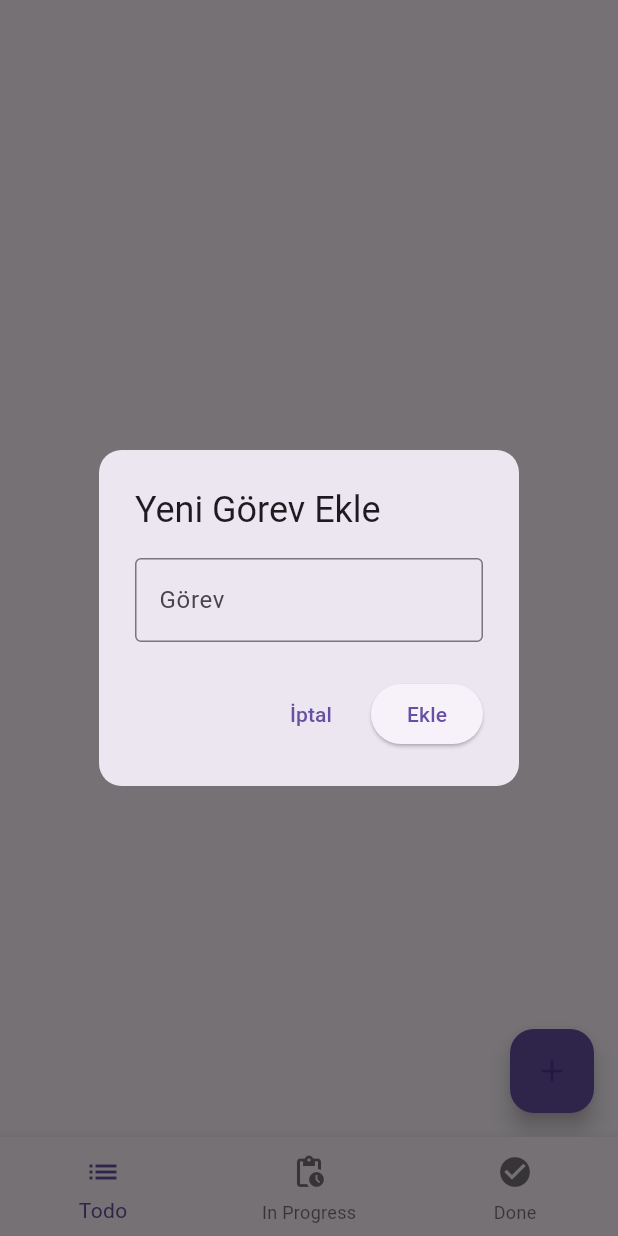
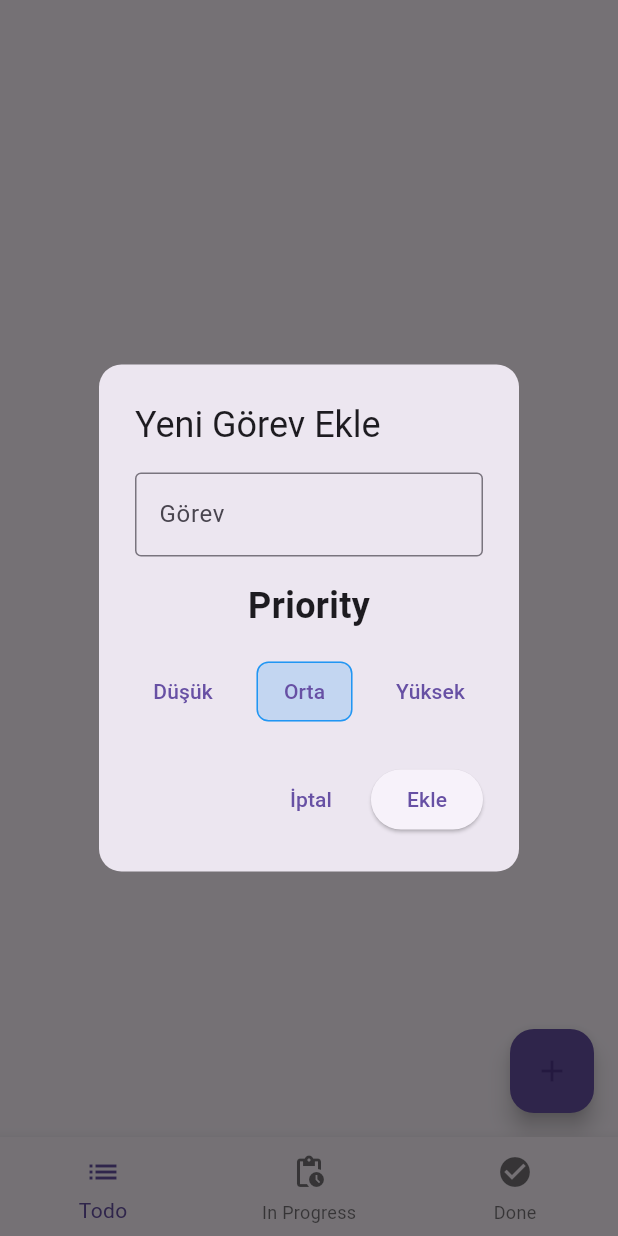
Before and after one commit to MertAliUzun/todo_app, a Flutter app: the screen it shows after launch, after a tap on the "add" icon, on a phone screen of 412 x 824 dp. Run offline on Flutter 3.47's test engine with Material 3 defaults, Android fonts, the phone set to English and light mode, and no system bars; our stand-ins replace flutter_bloc, isar; missing offline and left inert: safe_int_id; accounts and stored records are empty; generated files the repository leaves out were written again.

Commit message:
v 0.7 (added priority to model, priority can be choosen while adding todo, todo card shows priority now)

```diff
--- a/lib/data/models/isar_todo.dart
+++ b/lib/data/models/isar_todo.dart
@@ -9,6 +9,7 @@ class TodoIsar {
   late String text;
   late String completionState;
   late DateTime createdAt;
+  late int priority;
 
   Todo toDomain() {
     return Todo(
@@ -16,6 +17,7 @@ class TodoIsar {
       text: text,
       completionState: completionState,
       createdAt: createdAt,
+      priority: priority,
     );
   }
 
@@ -24,6 +26,7 @@ class TodoIsar {
       ..id = todo.id
       ..text = todo.text
       ..completionState = todo.completionState
-      ..createdAt = todo.createdAt;
+      ..createdAt = todo.createdAt
+      ..priority = todo.priority;
   }
 }
--- a/lib/domain/models/todo.dart
+++ b/lib/domain/models/todo.dart
@@ -3,25 +3,27 @@ class Todo {
   final String text;
   final String completionState;
   final DateTime createdAt;
+  final int priority;
 
   Todo({
     required this.id,
     required this.text,
     this.completionState = 'todo',
     required this.createdAt,
+    required this.priority,
   });
 
 
 
   Todo stateToTodo () {
-    return Todo(id: id, text: text, completionState: 'todo', createdAt: DateTime.now());
+    return Todo(id: id, text: text, completionState: 'todo', createdAt: DateTime.now(), priority: priority);
   }
 
   Todo stateToInProgress () {
-    return Todo(id: id, text: text, completionState: 'inProgress', createdAt: DateTime.now());
+    return Todo(id: id, text: text, completionState: 'inProgress', createdAt: DateTime.now(), priority: priority);
   }
 
   Todo stateToDone () {
-    return Todo(id: id, text: text, completionState: 'done', createdAt: DateTime.now());
+    return Todo(id: id, text: text, completionState: 'done', createdAt: DateTime.now(), priority: priority);
   }
 }
--- a/lib/presentation/todo_cubit.dart
+++ b/lib/presentation/todo_cubit.dart
@@ -34,10 +34,10 @@ class TodoCubit extends Cubit<List<Todo>> {
     loadTodos();
   }
 
-  Future<void> addTodo(String text) async {
+  Future<void> addTodo(String _text, int _priority) async {
     //create a new todo with a unique id
     final id = safeIntId.getId();
-    final newTodo = Todo(id: id, text: text, createdAt: DateTime.now());  //DateTime.now().millisecondsSinceEpoch
+    final newTodo = Todo(id: id, text: _text, createdAt: DateTime.now(), priority: _priority);  //DateTime.now().millisecondsSinceEpoch
     await todoRepo.addTodo(newTodo);
     //reload
 
--- a/lib/presentation/todo_view.dart
+++ b/lib/presentation/todo_view.dart
@@ -2,27 +2,110 @@ import 'package:flutter/material.dart';
 import 'package:flutter_bloc/flutter_bloc.dart';
 import 'package:todo_app/domain/models/todo.dart';
 import 'package:todo_app/presentation/todo_cubit.dart';
+import 'package:todo_app/presentation/widgets/todo_card_widget.dart';
 
-class TodoView extends StatelessWidget {
+class TodoView extends StatefulWidget {
   final int selectedIndex;
 
   const TodoView({super.key, required this.selectedIndex});
 
+  @override
+  State<TodoView> createState() => _TodoViewState();
+}
+
+class _TodoViewState extends State<TodoView> {
   void _showAddTodoBox(BuildContext context) {
     final todoCubit = context.read<TodoCubit>();
     final textController = TextEditingController();
+    int selectedPriority = 1; // Default olarak Medium (1) seçili
 
     showDialog(
       context: context,
-      builder: (context) => AlertDialog(
+      builder: (context) {
+        return StatefulBuilder(
+          builder: (context, setState) {
+            return AlertDialog(
               title: const Text('Yeni Görev Ekle'),
               shape: RoundedRectangleBorder(borderRadius: BorderRadius.circular(15)),
-        content: TextField(
+              content: Column(
+                mainAxisSize: MainAxisSize.min,
+                children: [
+                  TextField(
                     controller: textController,
                     decoration: const InputDecoration(
                       labelText: 'Görev',
                       border: OutlineInputBorder(),
                     ),
+                  ),
+                  const SizedBox(height: 16),
+                  Column(
+                    children: [
+                      Text('Priority',
+                      style: TextStyle(
+                        fontWeight: FontWeight.bold,
+                        fontSize: 24
+                      ),
+                      ),
+                      const SizedBox(height: 16,),
+                      Row(
+                        mainAxisAlignment: MainAxisAlignment.spaceBetween,
+                        children: [
+                          TextButton(
+                            onPressed: () {
+                              setState(() {
+                                selectedPriority = 0;
+                              });
+                            },
+                            style: TextButton.styleFrom(
+                              backgroundColor: selectedPriority == 0 ? Colors.blue.withOpacity(0.2) : null,
+                              shape: RoundedRectangleBorder(
+                                borderRadius: BorderRadius.circular(8),
+                                side: BorderSide(
+                                  color: selectedPriority == 0 ? Colors.blue : Colors.transparent,
+                                ),
+                              ),
+                            ),
+                            child: const Text('Düşük'),
+                          ),
+                          TextButton(
+                            onPressed: () {
+                              setState(() {
+                                selectedPriority = 1;
+                              });
+                            },
+                            style: TextButton.styleFrom(
+                              backgroundColor: selectedPriority == 1 ? Colors.blue.withOpacity(0.2) : null,
+                              shape: RoundedRectangleBorder(
+                                borderRadius: BorderRadius.circular(8),
+                                side: BorderSide(
+                                  color: selectedPriority == 1 ? Colors.blue : Colors.transparent,
+                                ),
+                              ),
+                            ),
+                            child: const Text('Orta'),
+                          ),
+                          TextButton(
+                            onPressed: () {
+                              setState(() {
+                                selectedPriority = 2;
+                              });
+                            },
+                            style: TextButton.styleFrom(
+                              backgroundColor: selectedPriority == 2 ? Colors.blue.withOpacity(0.2) : null,
+                              shape: RoundedRectangleBorder(
+                                borderRadius: BorderRadius.circular(8),
+                                side: BorderSide(
+                                  color: selectedPriority == 2 ? Colors.blue : Colors.transparent,
+                                ),
+                              ),
+                            ),
+                            child: const Text('Yüksek'),
+                          ),
+                        ],
+                      ),
+                    ],
+                  ),
+                ],
               ),
               actions: [
                 TextButton(
@@ -31,13 +114,16 @@ class TodoView extends StatelessWidget {
                 ),
                 ElevatedButton(
                   onPressed: () {
-              todoCubit.addTodo(textController.text);
+                    todoCubit.addTodo(textController.text, selectedPriority);
                     Navigator.of(context).pop();
                   },
                   child: const Text('Ekle'),
                 ),
               ],
-      ),
+            );
+          },
+        );
+      },
     );
   }
 
@@ -54,7 +140,7 @@ class TodoView extends StatelessWidget {
       ),
       body: DragTarget<Todo>(
         onAcceptWithDetails: (todo) {
-          todoCubit.updateTodoState(todo.data, selectedIndex);
+          todoCubit.updateTodoState(todo.data, widget.selectedIndex);
         },
         builder: (context, candidateData, rejectedData) {
           return BlocBuilder<TodoCubit, List<Todo>>(
@@ -155,122 +241,3 @@ class TodoView extends StatelessWidget {
     );
   }
 }
-
-class ExpandableTodoTile extends StatefulWidget {
-  final Todo todo;
-  final TodoCubit todoCubit;
-
-  const ExpandableTodoTile({
-    Key? key,
-    required this.todo,
-    required this.todoCubit,
-  }) : super(key: key);
-
-  @override
-  State<ExpandableTodoTile> createState() => _ExpandableTodoTileState();
-}
-
-class _ExpandableTodoTileState extends State<ExpandableTodoTile> {
-  bool _isExpanded = false;
-
-  String _formatDate(DateTime dateTime) {
-    // Türkçe ay adları
-    const Map<int, String> motnhs = {
-      1: 'Jan',
-      2: 'Feb',
-      3: 'Mar',
-      4: 'Apr',
-      5: 'May',
-      6: 'Jun',
-      7: 'Jul',
-      8: 'Agu',
-      9: 'Sep',
-      10: 'Oct',
-      11: 'Nov',
-      12: 'Dec',
-    };
-
-    return '${dateTime.day.toString().padLeft(2, '0')} ${motnhs[dateTime.month]} ${dateTime.year}';
-  }
-
-  @override
-  Widget build(BuildContext context) {
-    return InkWell(
-      borderRadius: BorderRadius.circular(12),
-      onTap: () {
-        setState(() {
-          _isExpanded = !_isExpanded;
-        });
-      },
-      child: Column(
-        crossAxisAlignment: CrossAxisAlignment.start,
-        children: [
-          ListTile(
-            contentPadding: const EdgeInsets.symmetric(horizontal: 16, vertical: 8),
-            leading: Container(
-              child: Icon(
-                Icons.drag_indicator,
-                color: Colors.grey[500],
-                size: 35,
-              ),
-            ),
-            title: Column(
-              crossAxisAlignment: CrossAxisAlignment.start,
-              children: [
-                Text(
-                  _formatDate(widget.todo.createdAt),
-                  style: TextStyle(
-                    fontWeight: FontWeight.w400,
-                    fontSize: 12,
-                    color: Colors.grey[600],
-                  ),
-                ),
-                Text(
-                  widget.todo.text,
-                  style: const TextStyle(
-                    fontWeight: FontWeight.w500,
-                    fontSize: 24,
-                  ),
-                  maxLines: _isExpanded ? null : 1,
-                  overflow: _isExpanded ? null : TextOverflow.ellipsis,
-                ),
-              ],
-            ),
-            trailing: IconButton(
-              icon: const Icon(Icons.delete_outline, color: Colors.redAccent),
-              onPressed: () => widget.todoCubit.deleteTodo(widget.todo),
-              tooltip: 'Sil',
-            ),
-          ),
-          //Burada todo.text yerine subtaskleri göster
-          if (_isExpanded)
-            Padding(
-              padding: const EdgeInsets.only(left: 46, right: 16, bottom: 16),
-              child: Text(
-                'test',
-                style: const TextStyle(
-                  fontSize: 16,
-                  height: 1.4,
-                ),
-              ),
-            ),
-          if (_isExpanded)
-            Padding(
-              padding: const EdgeInsets.only(right: 16, bottom: 8),
-              child: Align(
-                alignment: Alignment.centerRight,
-                child: Text(
-                  'Daraltmak için tıklayın',
-                  style: TextStyle(
-                    fontSize: 12,
-                    color: Colors.grey[600],
-                    fontStyle: FontStyle.italic,
-                  ),
-                ),
-              ),
-            ),
-        ],
-      ),
-    );
-  }
-}
```
Also changed, not shown: lib/presentation/widgets/todo_card_widget.dart (added, +200 -0 lines), lib/data/models/isar_todo.g.dart. Lines whose indentation alone changed are shown as unchanged.
